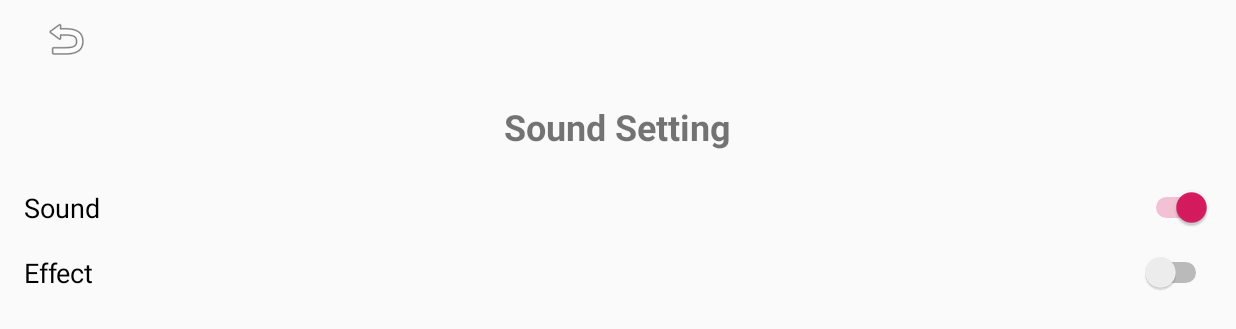
After one commit to cola-za/cs361-project, an Android app: the SettingActivity screen opened directly, with no data from a screen before it, on a phone screen of 824 x 412 dp (held sideways). The commit adds this screen. Shown: the top 329 px of the screen. Run offline under Robolectric (Android 15) with nearby library versions, the phone set to English and light mode, and no system bars.

Commit message:
add activitySetting , layout_setting , logic play music

```diff
--- a/app/src/main/AndroidManifest.xml
+++ b/app/src/main/AndroidManifest.xml
@@ -15,6 +15,9 @@
         <activity android:name=".LevelSelectActivity"
             android:screenOrientation="landscape"
             android:theme="@style/AppTheme.noActionBar"/>
+        <activity android:name=".SettingActivity"
+            android:screenOrientation="landscape"
+            android:theme="@style/AppTheme.noActionBar"/>
         <activity
             android:name=".MainActivity"
             android:screenOrientation="landscape"
--- /dev/null
+++ b/app/src/main/java/com/heyletscode/ihavetofly/SettingActivity.java
@@ -0,0 +1,86 @@
+package com.heyletscode.ihavetofly;
+
+import android.content.Context;
+import android.content.Intent;
+import android.content.SharedPreferences;
+import android.os.Bundle;
+import android.view.View;
+import android.view.WindowManager;
+import android.widget.CompoundButton;
+import android.widget.ImageButton;
+import android.widget.Switch;
+import android.widget.TableRow;
+
+import androidx.appcompat.app.AppCompatActivity;
+
+public class SettingActivity extends AppCompatActivity {
+
+    private SharedPreferences prefs;
+
+    @Override
+    protected void onCreate(Bundle savedInstanceState) {
+        super.onCreate(savedInstanceState);
+
+        // เรื่อง exit dialog add เพราะเตรียมปิด activity ตอนกด back หน้า menu
+        MainActivity.activityList.add(this);
+
+        getWindow().setFlags(WindowManager.LayoutParams.FLAG_FULLSCREEN, WindowManager.LayoutParams.FLAG_FULLSCREEN);
+
+        setContentView(R.layout.activity_setting);
+
+        prefs = SettingActivity.this.getSharedPreferences("game", Context.MODE_PRIVATE);
+
+        ImageButton imageButtonBack = findViewById(R.id.backButton);
+        imageButtonBack.setOnClickListener(new View.OnClickListener() {
+            @Override
+            public void onClick(View view) {
+                Intent intent = new Intent(SettingActivity.this,MainActivity.class);
+                SettingActivity.this.startActivity(intent);
+            }
+        });
+
+
+        Switch switchMusic = findViewById(R.id.switch_music);
+        Switch switchSound = findViewById(R.id.switch_sound_effects);
+
+        // Set initial states from SharedPreferences
+        switchMusic.setChecked(!prefs.getBoolean("isMuteMusic", false));
+        switchSound.setChecked(!prefs.getBoolean("isMute", false));
+
+        // Listener for the Music Switch
+        switchMusic.setOnCheckedChangeListener(new CompoundButton.OnCheckedChangeListener() {
+            @Override
+            public void onCheckedChanged(CompoundButton compoundButton, boolean b) {
+                prefs.edit().putBoolean("isMuteMusic", !b).apply();
+                prefs.edit().apply();
+            }
+        });
+
+        // Listener for the Sound Switch
+        switchSound.setOnCheckedChangeListener(new CompoundButton.OnCheckedChangeListener() {
+            @Override
+            public void onCheckedChanged(CompoundButton compoundButton, boolean b) {
+                prefs.edit().putBoolean("isMute", !b).apply();
+                prefs.edit().apply();
+            }
+        });
+    }
+
+    @Override
+    protected void onPause() {
+        super.onPause();
+    }
+
+    @Override
+    protected void onResume() {
+        super.onResume();
+    }
+
+    @Override
+    protected void onDestroy() {
+        super.onDestroy();
+
+        // เรื่อง exit dialog ลบเพราะ destroy อยู่แล้ว
+        MainActivity.activityList.remove(this);
+    }
+}
--- /dev/null
+++ b/app/src/main/res/layout/activity_setting.xml
@@ -0,0 +1,53 @@
+<LinearLayout xmlns:android="http://schemas.android.com/apk/res/android"
+    xmlns:tools="http://schemas.android.com/tools"
+    android:layout_width="match_parent"
+    android:layout_height="match_parent"
+    xmlns:app="http://schemas.android.com/apk/res-auto"
+    android:orientation="vertical">
+
+    <ImageButton
+        android:id="@+id/backButton"
+        android:layout_width="wrap_content"
+        android:layout_height="wrap_content"
+        app:srcCompat="@android:drawable/ic_menu_revert"
+        style="@style/Widget.AppCompat.Button.Borderless"
+        android:contentDescription="@string/desc_back_arrow"
+        />
+    <LinearLayout
+        android:layout_width="match_parent"
+        android:layout_height="wrap_content"
+        android:orientation="vertical"
+        android:gravity="center"
+        android:padding="16dp">
+
+        <TextView
+            android:id="@+id/sound_settings_title"
+            android:layout_width="wrap_content"
+            android:layout_height="wrap_content"
+            android:layout_marginBottom="24dp"
+            android:gravity="center"
+            android:text="@string/sound_set"
+            android:textSize="24sp"
+            android:textStyle="bold" />
+
+        <Switch
+            android:id="@+id/switch_music"
+            android:layout_width="match_parent"
+            android:layout_height="wrap_content"
+            android:layout_marginBottom="16dp"
+            android:text="@string/sound"
+            android:textSize="18sp"
+            tools:ignore="TouchTargetSizeCheck" />
+
+        <Switch
+            android:id="@+id/switch_sound_effects"
+            android:layout_width="match_parent"
+            android:layout_height="wrap_content"
+            android:layout_marginBottom="16dp"
+            android:text="@string/effect"
+            android:textSize="18sp"
+            tools:ignore="TouchTargetSizeCheck" />
+
+    </LinearLayout>
+
+</LinearLayout>
--- a/app/src/main/res/values/strings.xml
+++ b/app/src/main/res/values/strings.xml
@@ -13,4 +13,7 @@
     <string name="button_message_gameover">Go back to rest</string>
     <string name="score">Score :</string>
     <string name="head_message_gameover">Harry and the wizards have fought with all their might.</string>
+    <string name="effect">Effect</string>
+    <string name="sound">Sound</string>
+    <string name="sound_set">Sound Setting</string>
 </resources>
```
Also changed, not shown: app/src/main/java/com/heyletscode/ihavetofly/GameView.java (+30 -3 lines), app/src/main/java/com/heyletscode/ihavetofly/MainActivity.java (+9 -0 lines), app/src/main/res/layout/activity_main.xml (+7 -0 lines), 2 other files.
